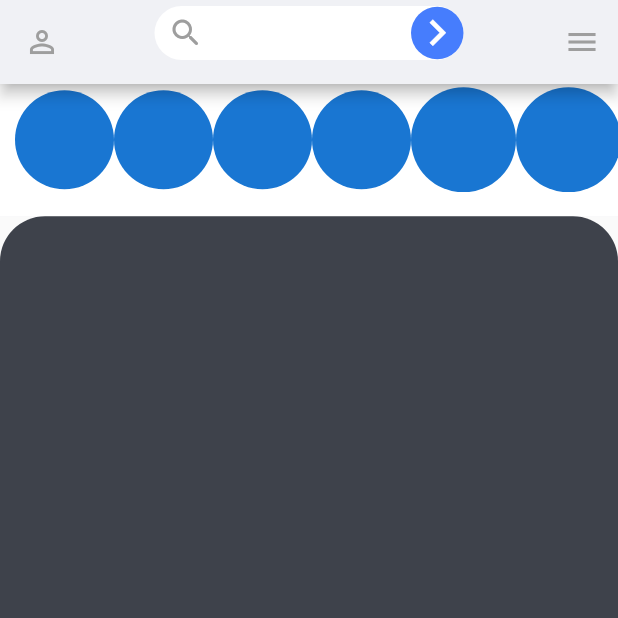
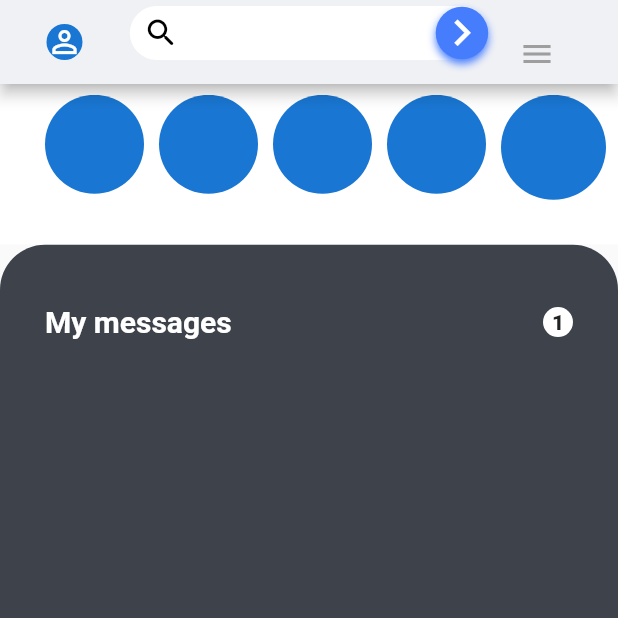
Before and after one commit to Harishwarrior/chat_app, a Flutter app: the screen it shows after launch, scrolled down 247 dp, after a tap on the "menu" icon, on a phone screen of 412 x 824 dp, the top half of it. Run offline on Flutter 3.47's test engine with Material 2 defaults, Android fonts, the phone set to English and light mode, and no system bars.

Commit message:
added glow effect used wrap instead of row added My message text

```diff
--- a/lib/home_view.dart
+++ b/lib/home_view.dart
@@ -17,16 +17,26 @@ class _HomePageState extends State<HomePage> {
             return <Widget>[
               SliverAppBar(
                 backgroundColor: Color(0xFFF0F1F5),
-                leading: Icon(
+                leading: Padding(
+                  padding: const EdgeInsets.only(
+                      top: 16.0, left: 30.0, bottom: 16.0),
+                  child: CircleAvatar(
+                    radius: 20.0,
+                    child: Icon(
                       Icons.person_outline,
-                  color: Colors.grey,
+                    ),
+                  ),
                 ),
                 actions: <Widget>[
-                  IconButton(
+                  Padding(
+                    padding: const EdgeInsets.only(
+                        top: 16.0, right: 30.0, bottom: 16.0),
+                    child: IconButton(
                       onPressed: () {},
                       icon: Icon(
                         Icons.menu_outlined,
                         color: Colors.grey,
+                      ),
                     ),
                   ),
                 ],
@@ -36,17 +46,20 @@ class _HomePageState extends State<HomePage> {
                 flexibleSpace: FlexibleSpaceBar(
                   centerTitle: true,
                   title: Container(
-                    width: deviceSize.size.width * 0.50,
+                    width: deviceSize.size.width * 0.58,
                     height: deviceSize.size.height * 0.15,
                     constraints: BoxConstraints(minHeight: 40, maxHeight: 100),
-                    child: Column(children: [
+                    child: Column(
+                        crossAxisAlignment: CrossAxisAlignment.start,
+                        children: [
                           Expanded(
                             child: Text(
-                          'Who do you want to chat?',
+                              'Who do you want \n to talk with?',
                               style: TextStyle(color: Colors.black),
                             ),
                           ),
                           CupertinoTextField(
+                            autofocus: false,
                             decoration: BoxDecoration(
                               color: Colors.white,
                               borderRadius: BorderRadius.all(
@@ -59,12 +72,23 @@ class _HomePageState extends State<HomePage> {
                                   const EdgeInsets.fromLTRB(9.0, 6.0, 9.0, 6.0),
                               child: Icon(
                                 Icons.search_rounded,
-                            color: Colors.grey,
+                                color: Colors.black,
                               ),
                             ),
                             suffix: Container(
                               decoration: BoxDecoration(
                                   color: Color(0xff467dfd),
+                                  boxShadow: [
+                                    BoxShadow(
+                                      color: Color(0xff467dfd),
+                                      blurRadius: 4.0,
+                                      spreadRadius: 0.0,
+                                      offset: Offset(
+                                        0.0,
+                                        3.0,
+                                      ),
+                                    ),
+                                  ],
                                   borderRadius:
                                       BorderRadius.all(Radius.circular(20.0))),
                               child: Icon(
@@ -91,7 +115,9 @@ class _HomePageState extends State<HomePage> {
                         color: Colors.white,
                         borderRadius: BorderRadius.only(
                           topLeft: Radius.circular(30.0),
-                              topRight: Radius.circular(30.0))),
+                          topRight: Radius.circular(30.0),
+                        ),
+                      ),
                       child: Column(
                         crossAxisAlignment: CrossAxisAlignment.start,
                         children: [
@@ -100,23 +126,24 @@ class _HomePageState extends State<HomePage> {
                           ),
                           Padding(
                             padding:
-                                const EdgeInsets.only(left: 10.0, bottom: 10.0),
+                                const EdgeInsets.only(left: 30.0, bottom: 15.0),
                             child: Text(
                               'Active Friends',
-                              style: TextStyle(fontSize: 20.0),
+                              style: TextStyle(
+                                  fontWeight: FontWeight.w600, fontSize: 20.0),
                             ),
                           ),
                           Container(
-                            margin: EdgeInsets.only(bottom: 16.0),
+                            margin: EdgeInsets.only(bottom: 30.0),
                             color: Colors.white,
                             child: SingleChildScrollView(
                               scrollDirection: Axis.horizontal,
-                              child: Row(
-                                mainAxisAlignment:
-                                    MainAxisAlignment.spaceBetween,
+                              child: Wrap(
+                                direction: Axis.horizontal,
+                                spacing: 10,
                                 children: [
                                   SizedBox(
-                                    width: 10.0,
+                                    width: 20.0,
                                   ),
                                   CircleAvatar(
                                     radius: 33.0,
@@ -152,11 +179,54 @@ class _HomePageState extends State<HomePage> {
                   ),
                   Container(
                     height: deviceSize.size.height * 0.95,
+                    width: deviceSize.size.width,
                     decoration: BoxDecoration(
                       color: Color(0xff3e424b),
                       borderRadius: BorderRadius.only(
                         topLeft: Radius.circular(30.0),
-                            topRight: Radius.circular(30.0))),
+                        topRight: Radius.circular(30.0),
+                      ),
+                    ),
+                    child: Column(
+                      children: [
+                        Padding(
+                          padding: const EdgeInsets.only(
+                            top: 40.0,
+                            left: 30.0,
+                            right: 30.0,
+                          ),
+                          child: Row(
+                            mainAxisAlignment: MainAxisAlignment.spaceBetween,
+                            children: [
+                              Text(
+                                'My messages',
+                                style: TextStyle(
+                                    color: Colors.white,
+                                    fontWeight: FontWeight.w600,
+                                    fontSize: 20.0),
+                              ),
+                              Container(
+                                alignment: Alignment.center,
+                                width: 20.0,
+                                height: 20.0,
+                                child: Text(
+                                  '1',
+                                  style: TextStyle(
+                                    fontWeight: FontWeight.w800,
+                                  ),
+                                ),
+                                decoration: BoxDecoration(
+                                  color: Colors.white,
+                                  borderRadius: BorderRadius.all(
+                                    Radius.circular(10.0),
+                                  ),
+                                ),
+                              ),
+                            ],
+                          ),
+                        ),
+                      ],
+                    ),
                   ),
                 ],
               ),
```
Lines whose indentation alone changed are shown as unchanged.
